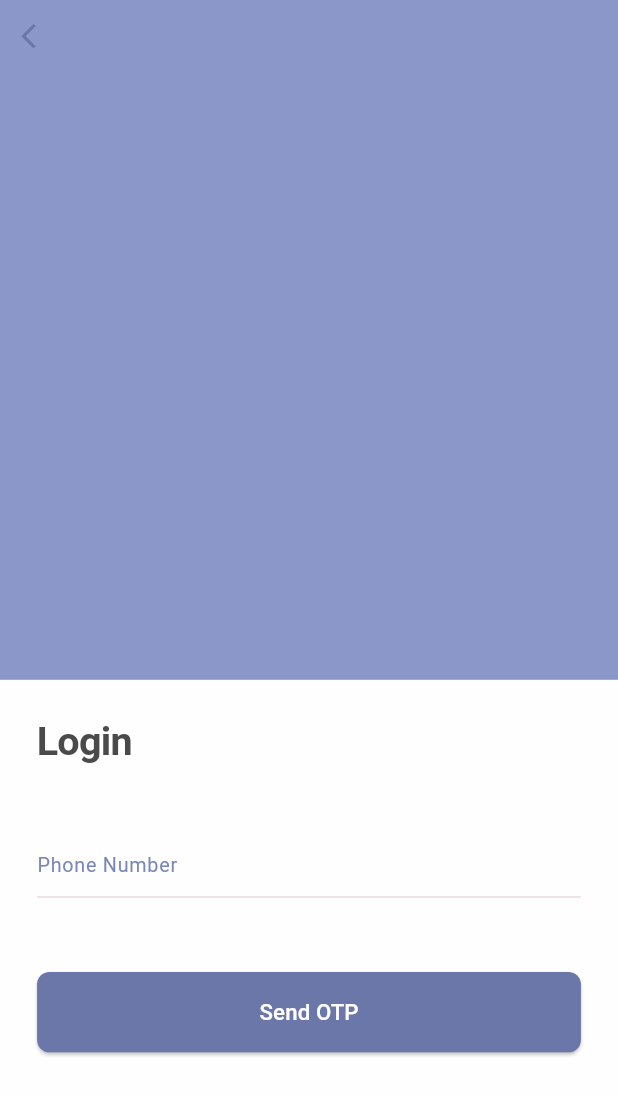
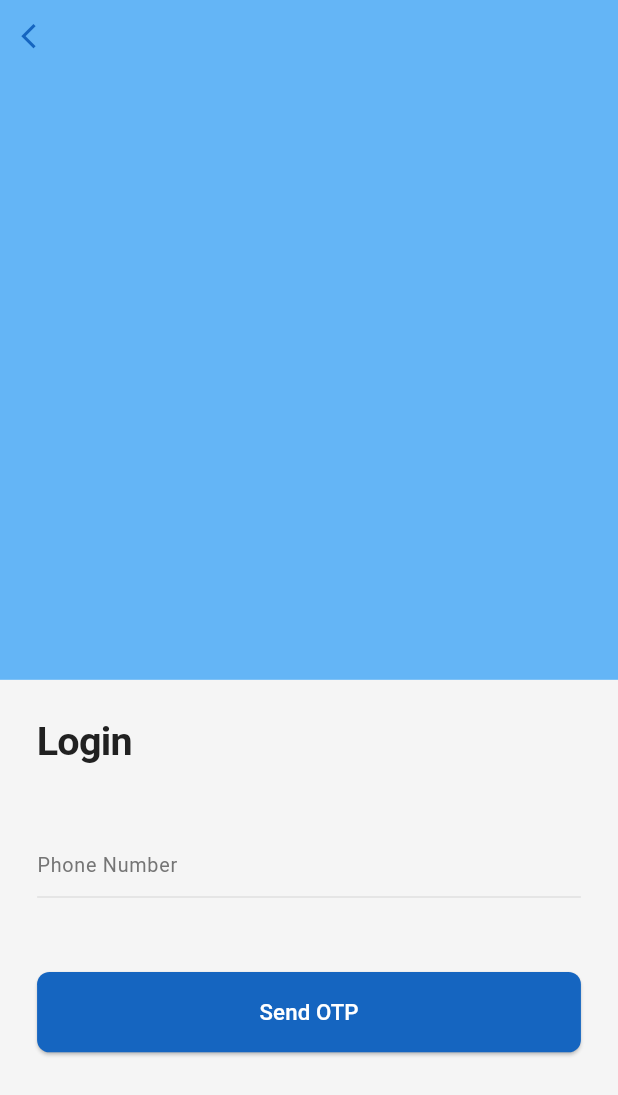
Before and after one commit to neuraquill/dycare, a Flutter app: the screen it shows after launch, on a phone screen of 412 x 824 dp. Shown: the top 1095 px of the screen. Run offline on Flutter 3.47's test engine with Material 3 defaults, Android fonts, the light colour scheme and no system bars; our stand-ins replace get, image_picker, pin_code_fields, shimmer, table_calendar; accounts and stored records are empty.

Commit message:
final submitted UI v4

```diff
--- a/lib/main.dart
+++ b/lib/main.dart
@@ -29,7 +29,8 @@ class DyCareApp extends StatelessWidget {
       darkTheme: ThemeHelper.darkTheme,
       themeMode: ThemeMode.system,
       debugShowCheckedModeBanner: false,
-      defaultTransition: Transition.fade,
+      defaultTransition: Transition.cupertino,
+      transitionDuration: Duration(milliseconds: 400),
       locale: Get.deviceLocale,
       fallbackLocale: const Locale('en', 'US'),
     );
--- a/lib/presentation/appointments/search/search_screen.dart
+++ b/lib/presentation/appointments/search/search_screen.dart
@@ -40,8 +40,9 @@ class SearchScreen extends StatelessWidget {
               onChanged: controller.filterNurses,
               decoration: InputDecoration(
                 hintText: 'Search',
+                hintStyle: TextStyle(fontSize: 14, color: AppColors.textSecondary),
                 prefixIcon: const Icon(Icons.search, color: AppColors.textSecondary),
-                suffixIcon: const Icon(Icons.mic, color: AppColors.textSecondary),
+                //suffixIcon: const Icon(Icons.mic, color: AppColors.textSecondary),
                 filled: true,
                 fillColor: AppColors.inputFill,
                 contentPadding: const EdgeInsets.symmetric(horizontal: 16, vertical: 12),
--- a/lib/presentation/home/home_screen.dart
+++ b/lib/presentation/home/home_screen.dart
@@ -32,7 +32,7 @@ class HomeScreen extends StatelessWidget {
                 decoration: InputDecoration(
                   hintText: 'Search for nurses, caretakers...',
                   prefixIcon: Icon(Icons.search, color: AppColors.textSecondary),
-                  suffixIcon: Icon(Icons.mic, color: AppColors.textSecondary),
+                  //suffixIcon: Icon(Icons.mic, color: AppColors.textSecondary),
                   filled: true,
                   fillColor: AppColors.white,
                   contentPadding: const EdgeInsets.symmetric(horizontal: 16, vertical: 12),
@@ -67,9 +67,10 @@ class HomeScreen extends StatelessWidget {
                       Get.toNamed(Routes.SEARCH);
                     },
                     child: Card(
-                      color: AppColors.accentPink,
+                      color: AppColors.white,
                       shape: RoundedRectangleBorder(
                         borderRadius: BorderRadius.circular(12),
+                        side: BorderSide(color: AppColors.primary, width: 1),
                       ),
                       child: Center(
                         child: Column(
--- a/lib/routes/app_pages.dart
+++ b/lib/routes/app_pages.dart
@@ -5,6 +5,8 @@ import 'package:dycare/presentation/appointments/book_appointment/bindings/book_
 import 'package:dycare/presentation/appointments/my_appointments/bindings/my_appointments_binding.dart';
 import 'package:dycare/presentation/appointments/search/bindings/search_bindings.dart';
 import 'package:dycare/presentation/appointments/search/search_screen.dart';
+import 'package:dycare/presentation/auth/new_user_name/bindings/new_user_name_bindings.dart';
+import 'package:dycare/presentation/auth/new_user_name/new_user_name_screen.dart';
 import 'package:dycare/presentation/auth/otp/bindings/otp_binding.dart';
 import 'package:dycare/presentation/home/bindings/home_binding.dart';
 import 'package:dycare/presentation/nurses/nurse_reviews/bindings/nurse_reviews_binding.dart';
@@ -37,6 +39,11 @@ class AppPages {
       name: Routes.OTP,
       page: () => OtpScreen(),
       binding: OtpBinding(),
+    ),
+    GetPage(
+      name: Routes.NEW_USER_NAME,
+      page: () => NewUserNameScreen(),
+      binding:NewUserNameBinding(),
     ),
     GetPage(
       name: Routes.HOME,
--- a/lib/routes/app_routes.dart
+++ b/lib/routes/app_routes.dart
@@ -5,6 +5,7 @@ part of 'app_pages.dart';
 abstract class Routes {
   static const LOGIN = '/login';
   static const OTP = '/otp';
+  static const NEW_USER_NAME = '/new-user-name';
   static const HOME = '/home';
   static const BOOK_APPOINTMENT = '/book-appointment';
   static const APPOINTMENT_DETAILS = '/appointment-details';
--- a/lib/theme/app_colors.dart
+++ b/lib/theme/app_colors.dart
@@ -1,57 +1,59 @@
+// lib/theme/app_colors.dart
+
 import 'package:flutter/material.dart';
 
 class AppColors {
   // Transparent Color
   static const Color transparent = Color(0x00000000);
 
-  // Primary colors - Using the blue shade (7A87B8)
-  static const Color primary = Color(0xFF7A87B8);
-  static const Color primaryDark = Color(0xFF6A77A8); // Darker variant
-  static const Color primaryLight = Color(0xFF8A97C8); // Lighter variant
+  // Primary colors
+  static const Color primary = Color(0xFF1E88E5);
+  static const Color primaryDark = Color(0xFF1565C0);
+  static const Color primaryLight = Color(0xFF64B5F6);
 
-  // Secondary colors - Using the mint green shade (B2D6CD)
-  static const Color secondary = Color(0xFFB2D6CD);
-  static const Color secondaryDark = Color(0xFFA2C6BD); // Darker variant
-  static const Color secondaryLight = Color(0xFFC2E6DD); // Lighter variant
+  // Secondary colors
+  static const Color secondary = Color(0xFF26A69A);
+  static const Color secondaryDark = Color(0xFF00897B);
+  static const Color secondaryLight = Color(0xFF80CBC4);
 
   // Background colors
-  static const Color background = Color(0xFFFEFEFE); // Near white for background
-  static const Color backgroundDark = Color(0xFFA695B7); // Using the purple shade
+  static const Color background = Color(0xFFF5F5F5);
+  static const Color backgroundDark = Color(0xFF121212);
 
   // Calender Colors
-  static const Color weekends = Color(0xFFEADADE); // Using the light pink shade
+  static const Color weekends = Color.fromARGB(255, 200, 50, 50);
 
   // Text colors
-  static const Color textPrimary = Color(0xFF4A4A4A); // Dark gray that matches the palette
-  static const Color textSecondary = Color(0xFF7A87B8); // Using the blue shade
-  static const Color textPrimaryDark = Color(0xFFFEFEFE); // Light text for dark backgrounds
-  static const Color textSecondaryDark = Color(0xFFB2D6CD); // Using the mint shade
+  static const Color textPrimary = Color(0xFF212121);
+  static const Color textSecondary = Color(0xFF757575);
+  static const Color textPrimaryDark = Color(0xFFFFFFFF);
+  static const Color textSecondaryDark = Color(0xFFB3B3B3);
 
-  // Error colors - Adapting to palette
-  static const Color error = Color(0xFFA695B7); // Using purple shade
-  static const Color errorDark = Color(0xFF8A7597); // Darker purple
+  // Error colors
+  static const Color error = Color(0xFFD32F2F);
+  static const Color errorDark = Color(0xFFEF5350);
 
-  // Accent colors - Using the light pink (EADADE)
-  static const Color accentPink = Color(0xFFEADADE);
+  // Accent colors
+  static const Color accentPink = Color(0xFFFFC1E3); // New accent color
 
   // Custom colors
-  static const Color booked = Color(0xFFC8BAD3); // Using the medium purple shade
+  static const Color booked = Color(0xFFE1E2E1); // New custom color
 
-  // Success colors - Using mint shades
-  static const Color success = Color(0xFFB2D6CD);
-  static const Color successDark = Color(0xFFA2C6BD);
+  // Success colors
+  static const Color success = Color(0xFF388E3C);
+  static const Color successDark = Color(0xFF4CAF50);
 
-  // Warning colors - Using warmer variants of the palette
-  static const Color warning = Color(0xFFA695B7);
-  static const Color warningDark = Color(0xFF967587);
+  // Warning colors
+  static const Color warning = Color(0xFFFFA000);
+  static const Color warningDark = Color(0xFFFFB300);
 
   // Other colors
-  static const Color white = Color(0xFFFEFEFE);
-  static const Color black = Color(0xFF4A4A4A); // Soft black that matches palette
+  static const Color white = Color(0xFFFFFFFF);
+  static const Color black = Color(0xFF000000);
 
   // Input colors
-  static const Color inputFill = Color(0xFFFEFEFE);
-  static const Color inputFillDark = Color(0xFFC8BAD3); // Medium purple shade
-  static const Color inputBorder = Color(0xFFEADADE); // Light pink shade
-  static const Color inputBorderDark = Color(0xFFA695B7); // Purple shade
+  static const Color inputFill = Color(0xFFF5F5F5);
+  static const Color inputFillDark = Color(0xFF2A2A2A);
+  static const Color inputBorder = Color(0xFFE0E0E0);
+  static const Color inputBorderDark = Color(0xFF424242);
 }
--- a/pubspec.yaml
+++ b/pubspec.yaml
@@ -35,6 +35,7 @@ dependencies:
   pin_code_fields: any
   image_picker: any
   table_calendar: any
+  shimmer: any
 
 
   # The following adds the Cupertino Icons font to your application.
```
Also changed, not shown: lib/presentation/appointments/my_appointments/controller/my_appointments_controller.dart (+141 -16 lines), lib/presentation/appointments/my_appointments/my_appointments_screen.dart (+191 -130 lines), pubspec.lock.
